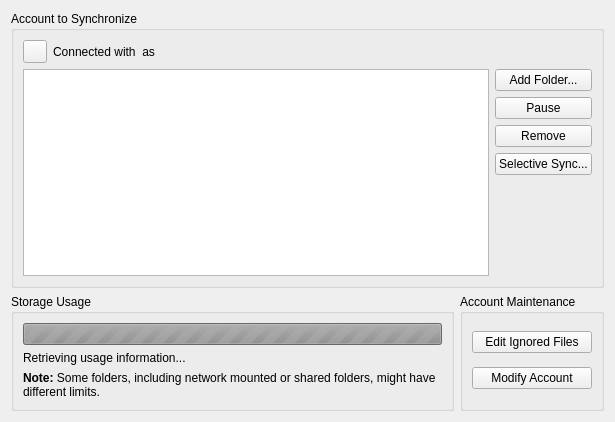
nextcloud/desktop, file src/mirall/accountsettings.ui: the form before one commit.
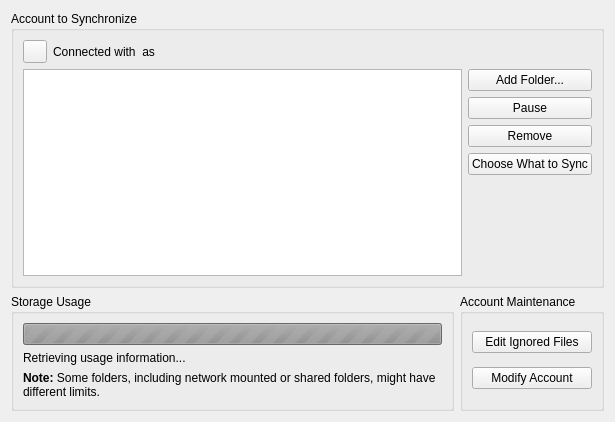
The form after the commit. Custom widgets are drawn as their Qt base class.

Commit message: Selective sync: rename the button 'choose what to sync'

The edit to the form file:
```diff
--- a/src/mirall/accountsettings.ui
+++ b/src/mirall/accountsettings.ui
@@ -73,7 +73,7 @@
         <item>
          <widget class="QPushButton" name="_buttonSelectiveSync">
           <property name="text">
-           <string>Selective Sync...</string>
+           <string>Choose What to Sync</string>
           </property>
          </widget>
         </item>
```
The commit also changes 2 other files.
